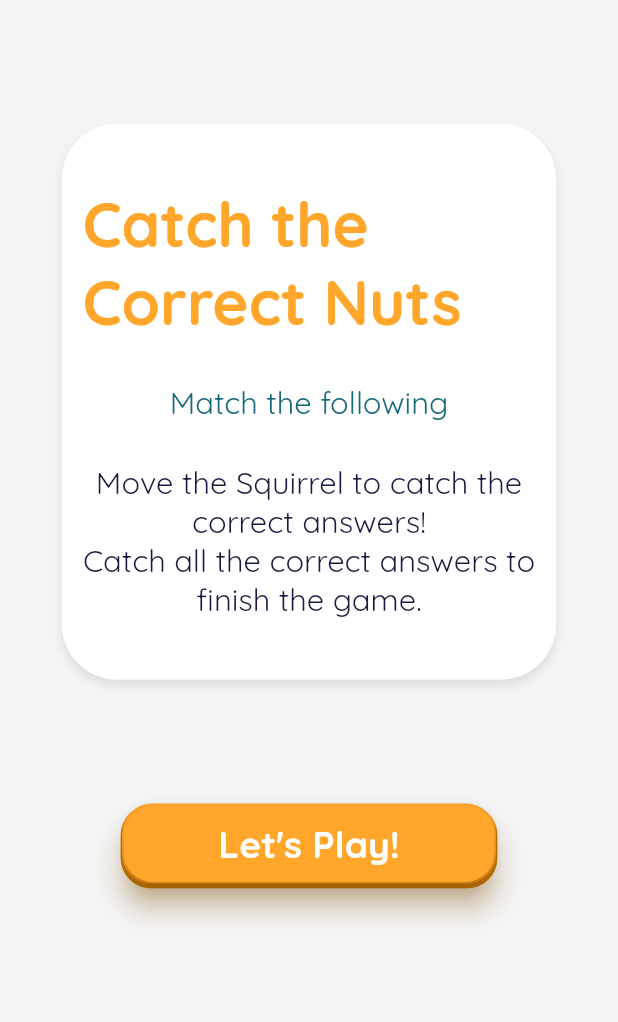
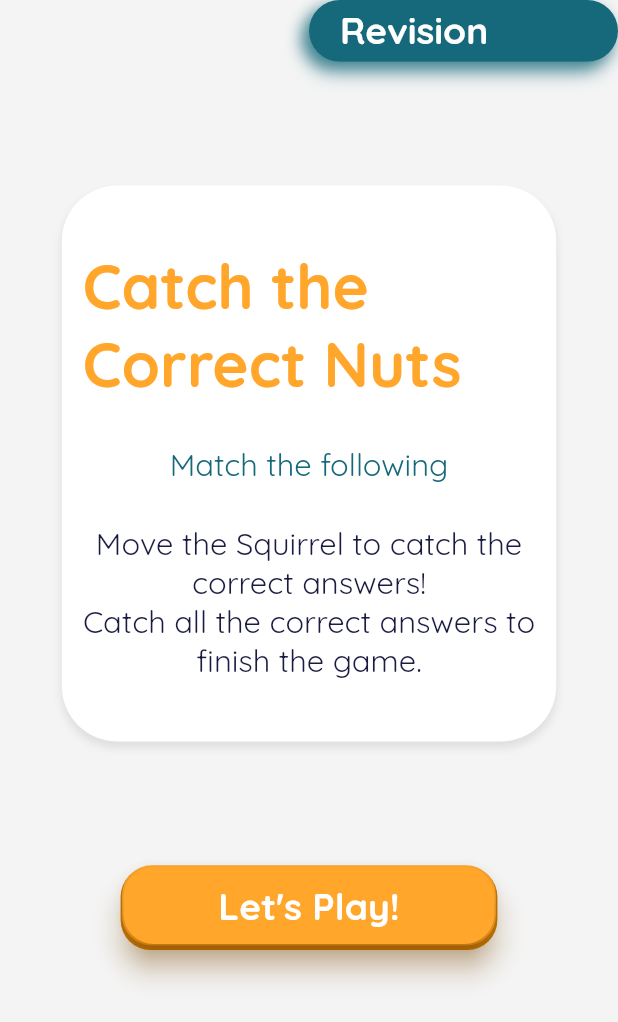
Before and after one commit to ShubhKanodia/LNF-APP, a Flutter app: the QuizIntro screen opened directly, on a phone screen of 412 x 824 dp. Shown: the top 1022 px of the screen. Run offline on Flutter 3.47's test engine with Material 2 defaults, Android fonts, the light colour scheme and no system bars; drawn by our look-alikes of overlay_support; our stand-ins replace carousel_slider, cloud_firestore, confetti, dots_indicator, firebase_auth, firebase_core and 6 more; missing offline and left inert: bubble_chart, davinci; accounts and stored records are empty.

Commit message:
Quizintro upadated
Not able to position the child of stack, positioned not working

```diff
--- a/lib/commonPages/completedPage.dart
+++ b/lib/commonPages/completedPage.dart
@@ -165,7 +165,7 @@ class _TaskCompletedState extends State<TaskCompleted> {
                       padding: EdgeInsets.only(
                           left: width * 0.05, right: width * 0.05, top: height*0.2),
                       child: widget.isTask
-                          ? Image.asset("assets/taskdone.png")
+                          ? Image.asset("assets/taskdone.png", height:height*0.5,)
                           : Image.asset("assets/awardGuy.png")),
                 ),
               ),
--- a/lib/commonPages/quizIntro.dart
+++ b/lib/commonPages/quizIntro.dart
@@ -13,14 +13,72 @@ class _QuizIntro extends State<QuizIntro> {
   @override
   Widget build(BuildContext context) {
     var height = MediaQuery.of(context).size.height;
+    var width = MediaQuery.of(context).size.width;
     return Scaffold(
         backgroundColor: Color(0xfff4f4f4),
         body: SafeArea(
-            child: Center(
+
+            //child: Center(
               child: Column(children: [
                 //Image.asset("assets/revisionQuiz.png"),
                 // heading
-                Padding(
+                Align(
+                  alignment: Alignment.centerRight,
+                  child: Stack(children: [
+                    Container(
+                            height: height * 0.05,
+                            width: width * 0.5,
+                            decoration: BoxDecoration(
+                                borderRadius: BorderRadius.all(Radius.circular(30)),
+                                boxShadow: [
+                                  BoxShadow(
+                                      color: const Color(0x6616697a),
+                                      offset: Offset(-4, 8),
+                                      blurRadius: 10,
+                                      spreadRadius: 0)
+                                ],
+                                color: const Color(0xffffffff)),
+                            child: Padding(
+                              padding:
+                              EdgeInsets.only(left: width * 0.05, top: height * 0.03),
+                              child: Text(
+                                "Catch the Nuts",
+                                style: GoogleFonts.quicksand(
+                                    color: const Color(0xff000000),
+                                    fontWeight: FontWeight.w700,
+                                    fontStyle: FontStyle.normal,
+                                    fontSize: height * 0.012),
+                              ),
+                            )),
+                  Container(
+                          height: height * 0.05,
+                          width: width * 0.5,
+                          decoration: BoxDecoration(
+                              borderRadius: BorderRadius.all(Radius.circular(25)),
+                              boxShadow: [
+                                BoxShadow(
+                                    color: const Color(0xb216697a),
+                                    offset: Offset(-4, 4),
+                                    blurRadius: 8,
+                                    spreadRadius: 0)
+                              ],
+                              color: const Color(0xff16697a)),
+                          child: Padding(
+                            padding:
+                            EdgeInsets.only(left: width * 0.05, top: height * 0.005),
+                            child: Text(
+                              "Revision",
+                              style: GoogleFonts.quicksand(
+                                  color: const Color(0xffffffff),
+                                  fontWeight: FontWeight.w700,
+                                  fontStyle: FontStyle.normal,
+                                  fontSize: height * 0.03),
+                            ),
+                          )),
+                  ],),
+                ),
+                Center(
+                  child: Padding(
                     padding: EdgeInsets.only(top: height * 0.1, bottom: height * 0.1),
                     child: whiteScreen(context,
                         height: height * 0.45,
@@ -54,6 +112,7 @@ class _QuizIntro extends State<QuizIntro> {
                           ),
                         ]),
                   ),
+                ),
                 button(context,
                     text: "Let's Play!",
                     onTap: () => Navigator.push(
@@ -64,6 +123,6 @@ class _QuizIntro extends State<QuizIntro> {
                             ),
                             settings: RouteSettings(name: 'Actual game'))))
               ]),
-            )));
+            ));
   }
 }
```
Lines whose indentation alone changed are shown as unchanged.
